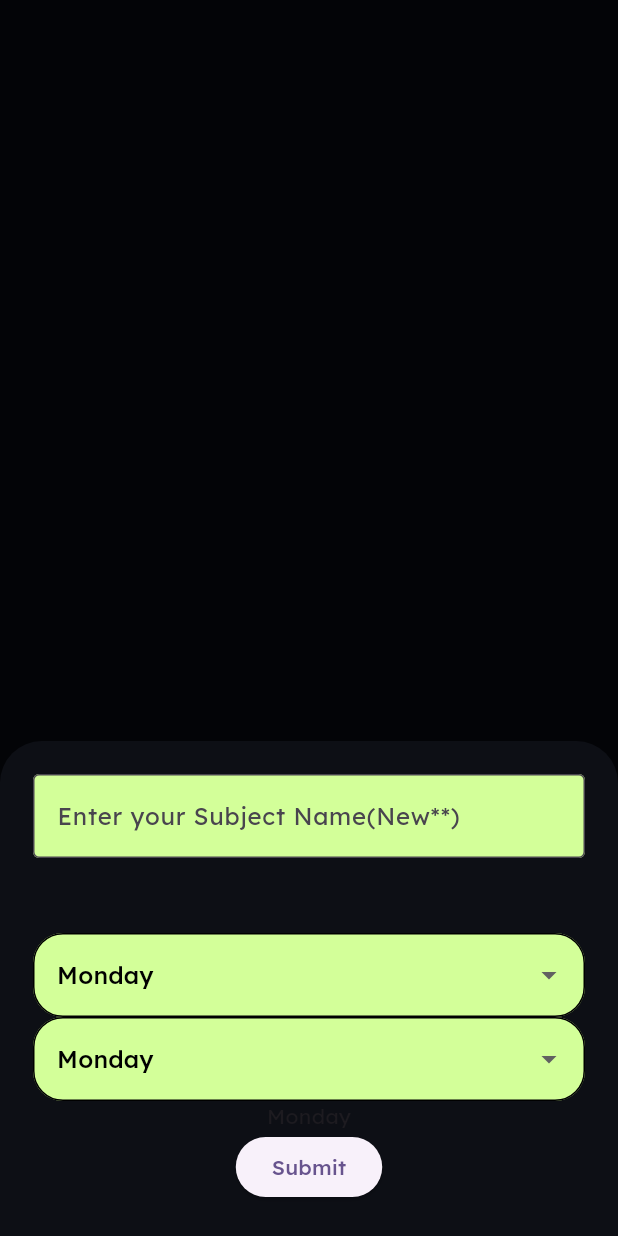
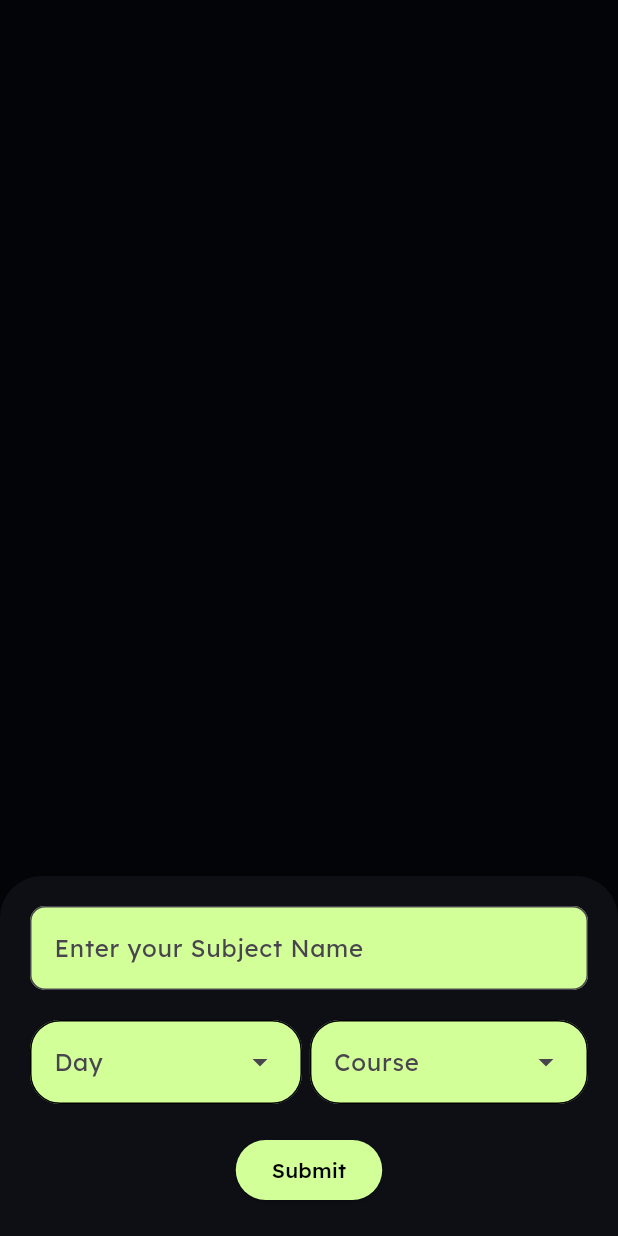
Before and after one commit to Bunk-Mate/Mobile-App, a Flutter app: the Navigation screen opened by its route, item 3 of the bottom bar chosen, after a tap on the "add" icon, on a phone screen of 412 x 824 dp. Run offline on Flutter 3.47's test engine with Material 3 defaults, Android fonts, the phone set to English and light mode, and no system bars; drawn by our look-alikes of google_nav_bar; our stand-ins replace date_field, fl_chart, flutter_secure_storage, line_icons, syncfusion_flutter_charts; missing offline and left inert: side_sheet, simple_drawer; accounts and stored records are empty; network calls fail.

Commit message:
feat: added schedule add

```diff
--- a/lib/TimeTableEntry.dart
+++ b/lib/TimeTableEntry.dart
@@ -9,23 +9,18 @@ import 'package:flutter_secure_storage/flutter_secure_storage.dart';
 import 'package:http/http.dart' as http;
 import 'package:line_icons/line_icon.dart';
 
-List<String> days = [
-  "Monday",
-  "Tuesday",
-  "Wednesday",
-  "Thursday",
-  "Friday",
-  "Saturday",
-  "Sunday"
-];
-String currentDay = days[0];
+Map<int, String> days = {
+  1: "Monday",
+  2: "Tuesday",
+  3: "Wednesday",
+  4: "Thursday",
+  5: "Friday",
+};
 const List<String> list = <String>['One', 'Two', 'Three', 'Four'];
 
 class TimeTableEntry extends StatefulWidget {
-  const TimeTableEntry({super.key});
-
   @override
-  State<TimeTableEntry> createState() => _TimeTableEntryState();
+  State<TimeTableEntry> createState() => TimeTableEntryState();
 }
 
 List<IconData> subjectIcons = [
@@ -81,7 +76,7 @@ List<IconData> subjectIcons = [
   Icons.local_dining,
 ];
 
-class _TimeTableEntryState extends State<TimeTableEntry> {
+class TimeTableEntryState extends State<TimeTableEntry> {
   Future<void> showAlert() async {
     showDialog(
         context: context,
@@ -100,38 +95,8 @@ class _TimeTableEntryState extends State<TimeTableEntry> {
         });
   }
 
-  Map<String, dynamic> schedule = {
-    // "monday": [
-    //   {"url": "http://127.0.0.1:8000/schedule/440", "name": "geometry"},
-    //   {"url": "http://127.0.0.1:8000/schedule/425", "name": "maths"},
-    //   {"url": "http://127.0.0.1:8000/schedule/434", "name": "algebra"},
-    //   {"url": "http://127.0.0.1:8000/schedule/443", "name": "calculus"},
-    // ],
-    // "tuesday": [
-    //   {"url": "http://127.0.0.1:8000/schedule/435", "name": "literature"},
-    //   {"url": "http://127.0.0.1:8000/schedule/426", "name": "English"},
-    //   {"url": "http://127.0.0.1:8000/schedule/427", "name": "English"},
-    //   {"url": "http://127.0.0.1:8000/schedule/436", "name": "literature"}
-    // ],
-    // "wednesday": [
-    //   {"url": "http://127.0.0.1:8000/schedule/441", "name": "world history"},
-    //   {"url": "http://127.0.0.1:8000/schedule/444", "name": "US history"},
-    //   {"url": "http://127.0.0.1:8000/schedule/428", "name": "history"},
-    //   {"url": "http://127.0.0.1:8000/schedule/437", "name": "geography"}
-    // ],
-    // "thursday": [
-    //   {"url": "http://127.0.0.1:8000/schedule/429", "name": "chemistry"},
-    //   {"url": "http://127.0.0.1:8000/schedule/438", "name": "biology"},
-    //   {"url": "http://127.0.0.1:8000/schedule/430", "name": "chemistry"},
-    //   {"url": "http://127.0.0.1:8000/schedule/432", "name": "physics"}
-    // ],
-    // "friday": [
-    //   {"url": "http://127.0.0.1:8000/schedule/439", "name": "computer science"},
-    //   {"url": "http://127.0.0.1:8000/schedule/431", "name": "physics"},
-    //   {"url": "http://127.0.0.1:8000/schedule/433", "name": "physics"},
-    //   {"url": "http://127.0.0.1:8000/schedule/442", "name": "art"}
-    // ]
-  };
+  List<dynamic> courses = [];
+  Map<String, dynamic> schedule = {};
   final storage = FlutterSecureStorage();
   Future<String> getToken() async {
     dynamic token = await storage.read(key: 'token');
@@ -152,10 +117,27 @@ class _TimeTableEntryState extends State<TimeTableEntry> {
       setState(() {
         schedule = jsonDecode(response.body);
       });
-      print(schedule);
-      getList();
+      getScheduleList();
     } else {
       throw Exception('Failed to retrieve schedule');
+    }
+  }
+
+  void getCourses() async {
+    final response = await http.get(
+      Uri.parse(apiUrl + '/courses'),
+      headers: {
+        HttpHeaders.authorizationHeader: "Token ${await getToken()}",
+      },
+    );
+    if (response.statusCode == 200) {
+      setState(() {
+        courses = jsonDecode(response.body);
+      });
+      print(
+          "= = = === === = ==  COURSES HAVE BEEN UPDATED! =  ===== = == == == ");
+    } else {
+      throw Exception('Failed to retrieve courses');
     }
   }
 
@@ -167,14 +149,14 @@ class _TimeTableEntryState extends State<TimeTableEntry> {
       },
     );
     if (response.statusCode == 200) {
-      print("It works");
     } else {
       throw Exception('Failed to retrieve statistics');
     }
   }
 
   List<Map<String, dynamic>> schedule_list = [];
-  void getList() {
+  void getScheduleList() {
+    schedule_list.clear();
     schedule.forEach((key, value) {
       schedule_list.add({key: value});
     });
@@ -182,10 +164,8 @@ class _TimeTableEntryState extends State<TimeTableEntry> {
 
   @override
   void initState() {
-    currentDay = days[0];
     getSchedule();
-
-    print(schedule);
+    getCourses();
     super.initState();
   }
 
@@ -197,115 +177,240 @@ class _TimeTableEntryState extends State<TimeTableEntry> {
     }
 
     void _settingModalBottomSheet(context) {
+      late int _day;
+      String _course = "Course";
+      late String _scheduleUrl;
+      bool _useCourseDropDown = true;
+      TextEditingController _courseTextFieldController =
+          TextEditingController();
+
+      void activateDropDown() {
+        setState(() {
+          _useCourseDropDown = true;
+        });
+      }
+
+      void clearDropDown() {
+        setState(() {
+          _useCourseDropDown = false;
+        });
+      }
+
+      void addSchedule() async {
+        final response = await http.post(
+          Uri.parse(_scheduleUrl),
+          headers: {
+            HttpHeaders.authorizationHeader: "Token ${await getToken()}",
+            HttpHeaders.contentTypeHeader: "application/json"
+          },
+          body: jsonEncode({"day_of_week": _day}),
+        );
+        if (response.statusCode == 201) {
+          Navigator.pop(context);
+          getSchedule();
+          // Signal updates on navigation
+          statusUpdate = true;
+          statsUpdate = true;
+          ScaffoldMessenger.of(context).showSnackBar(
+            const SnackBar(
+              content: Text("Schedule has been added for pre-existing course!"),
+            ),
+          );
+        } else {
+          print(response.body);
+          print(response.statusCode);
+          Navigator.pop(context);
+          ScaffoldMessenger.of(context).showSnackBar(
+            const SnackBar(
+              content: Text("Failed to add Schedule"),
+            ),
+          );
+          throw Exception('Failed to add schedule for pre-existing course');
+        }
+      }
+
+      void addCourse() async {
+        final response = await http.post(
+          Uri.parse(apiUrl + "/courses"),
+          headers: {
+            HttpHeaders.authorizationHeader: "Token ${await getToken()}",
+            HttpHeaders.contentTypeHeader: "application/json"
+          },
+          body: jsonEncode(
+            {
+              "name": _course,
+              "schedules": {"day_of_week": _day},
+            },
+          ),
+        );
+        if (response.statusCode == 201) {
+          Navigator.pop(context);
+          getSchedule();
+          statusUpdate = true;
+          statsUpdate = true;
+          ScaffoldMessenger.of(context).showSnackBar(
+            const SnackBar(
+              content: Text("Course had been added!"),
+            ),
+          );
+        } else {
+          print(response.body);
+          print(response.statusCode);
+          Navigator.pop(context);
+          ScaffoldMessenger.of(context).showSnackBar(
+            const SnackBar(
+              content: Text("Failed to add course!"),
+            ),
+          );
+          throw Exception('Failed to add course!');
+        }
+      }
+
+      void submit() {
+        // If course already exists, just add a new schedule
+        if (_useCourseDropDown) {
+          addSchedule();
+        } else {
+          addCourse();
+        }
+        // _courseTextFieldController.dispose();
+      }
+
       showModalBottomSheet(
         backgroundColor: Color.fromARGB(255, 13, 15, 21),
         context: context,
         builder: (BuildContext bc) {
           return Padding(
-                padding: const EdgeInsets.all(12),
-                child: Padding(
-                  padding: EdgeInsets.all(10),
-                  child: Container(
-                    child: Wrap(
+            padding: EdgeInsets.all(20),
+            child: Column(
+              mainAxisSize: MainAxisSize.min,
               children: <Widget>[
                 TextField(
+                  controller: _courseTextFieldController,
+                  onChanged: (courseName) {
+                    if (courseName.isEmpty) {
+                      _course = "Course";
+                      activateDropDown();
+                    } else {
+                      _course = courseName;
+                      clearDropDown();
+                    }
+                  },
                   decoration: InputDecoration(
                     filled: true,
                     fillColor: Color.fromARGB(255, 211, 255, 153),
-                            border: OutlineInputBorder(),
-                            hintText: 'Enter your Subject Name(New**)',
+                    border: OutlineInputBorder(
+                        borderRadius: BorderRadius.circular(10)),
+                    hintText: 'Enter your Subject Name',
                   ),
                 ),
-                        SizedBox(
-                          width: 25,
-                          height: 25,
-                        ),
-                        Center(
-                          child: Column(
-                            mainAxisAlignment: MainAxisAlignment.spaceEvenly,
+                const SizedBox(height: 20),
+                Row(
+                  mainAxisAlignment: MainAxisAlignment.spaceBetween,
                   children: [
-                              SizedBox(
-                                width: 25,
-                                height: 25,
-                              ),
-                              DropdownButtonFormField<String>(
-
-                                decoration: InputDecoration(
+                    DropdownMenu<int>(
+                      inputDecorationTheme: InputDecorationTheme(
                           border: OutlineInputBorder(
                             borderRadius: BorderRadius.circular(20),
                           ),
-                                    fillColor:
-                                        Color.fromARGB(255, 211, 255, 153),
-                                    filled: true,
-                                    enabledBorder: OutlineInputBorder(
-                                        borderRadius:
-                                            BorderRadius.circular(20))),
-                                isExpanded: true,
-                                value: currentDay,
-                                items: days.map((String e) {
-                                  return DropdownMenuItem<String>(
-                                    value: e,
-                                    child: Text(
-                                      e,
-                                      style: TextStyle(color: Colors.black),
-                                    ),
-                                  );
-                                }).toList(),
-                                onChanged: (String? value) {
-                                  if (value != null) {
-                                    setState(() {
-                                      currentDay = value;
-                                    });
-                                  }
-                                },
-                              ),
-                            ],
-                          ),
-                        ),
-
-                        Center(
-                            child: Column(
-
-                          mainAxisAlignment: MainAxisAlignment.spaceEvenly,
-                          children: [
-                            DropdownButtonFormField<String>(
-                              decoration: InputDecoration(
                           fillColor: Color.fromARGB(255, 211, 255, 153),
                           filled: true,
                           enabledBorder: OutlineInputBorder(
                               borderRadius: BorderRadius.circular(20))),
-                              isExpanded: true,
-                              value: currentDay,
-                              items: days.map((String e) {
-                                return DropdownMenuItem<String>(
-                                  value: e,
-                                  child: Text(
-                                    e,
-                                    style: TextStyle(color: Colors.black),
+                      hintText: "Day",
+                      onSelected: (day) {
+                        _day = day!;
+                      },
+                      dropdownMenuEntries: days.entries.map(
+                        (day) {
+                          return DropdownMenuEntry<int>(
+                            value: day.key,
+                            label: day.value,
+                          );
+                        },
+                      ).toList(),
+                    ),
+                    DropdownMenu<String>(
+                      width: MediaQuery.of(context).size.width * 0.45,
+                      inputDecorationTheme: InputDecorationTheme(
+                          border: OutlineInputBorder(
+                            borderRadius: BorderRadius.circular(20),
+                          ),
+                          fillColor: Color.fromARGB(255, 211, 255, 153),
+                          filled: true,
+                          enabledBorder: OutlineInputBorder(
+                              borderRadius: BorderRadius.circular(20))),
+                      initialSelection:
+                          _useCourseDropDown ? null : "New Course",
+                      hintText: "Course",
+                      onSelected: (scheduleUrl) {
+                        _courseTextFieldController.clear();
+                        activateDropDown();
+                        _scheduleUrl = scheduleUrl!;
+                      },
+                      dropdownMenuEntries: _useCourseDropDown
+                          ? courses.map(
+                              (course) {
+                                String courseName = course["name"]!;
+                                return DropdownMenuEntry<String>(
+                                  value: course["schedules_url"]!,
+                                  label: courseName,
+                                  labelWidget: Text(
+                                    courseName,
+                                    overflow: TextOverflow.ellipsis,
                                   ),
                                 );
-                              }).toList(),
-                              onChanged: (String? value) {
-                                if (value != null) {
-                                  setState(() {
-                                    currentDay = value;
-                                  });
-                                }
                               },
+                            ).toList()
+                          : courses.map(
+                                (course) {
+                                  String courseName = course["name"]!;
+                                  return DropdownMenuEntry<String>(
+                                    value: course["schedules_url"]!,
+                                    label: courseName,
+                                    labelWidget: Text(
+                                      courseName,
+                                      overflow: TextOverflow.ellipsis,
                                     ),
-                            Text(currentDay),
-                            ElevatedButton(
-                                onPressed: () {}, child: Text("Submit"))
-                          ],
-                        )),
+                                  );
+                                },
+                              ).toList() +
+                              [
+                                const DropdownMenuEntry(
+                                  value: "New Course",
+                                  label: "New Course",
+                                )
                               ],
                     ),
+                  ],
                 ),
-                ));
-          });
+                const SizedBox(
+                  height: 20,
+                ),
+                Center(
+                    child: ElevatedButton(
+                        style: ElevatedButton.styleFrom(
+                          backgroundColor: Color.fromARGB(255, 211, 255, 153),
+                          foregroundColor: Colors.black,
+                        ),
+                        onPressed: submit,
+                        child: Text("Submit"))),
+              ],
+            ),
+          );
+        },
+      );
     }
 
     return Scaffold(
+        floatingActionButton: FloatingActionButton(
+          onPressed: () {
+            _settingModalBottomSheet(context);
+          },
+          backgroundColor: Color.fromARGB(255, 211, 255, 153),
+          child: Icon(Icons.add),
+        ),
+        floatingActionButtonLocation: FloatingActionButtonLocation.endFloat,
         backgroundColor: Color.fromARGB(255, 7, 9, 15),
         body: Center(
           child: SafeArea(
@@ -361,15 +466,6 @@ class _TimeTableEntryState extends State<TimeTableEntry> {
                   );
                 },
               )),
-              Align(
-                  alignment: Alignment.bottomRight,
-                  child: FloatingActionButton(
-                      onPressed: () {
-                        _settingModalBottomSheet(context);
-                      },
-                      mini: true,
-                      child: Icon(Icons.add),
-                      shape: CircleBorder()))
             ],
           )),
         ));
--- a/lib/global.dart
+++ b/lib/global.dart
@@ -1,11 +1,10 @@
-
 import 'package:flutter/material.dart';
 
-String apiUrl =
-    "http://192.168.80.120:8000";
-
+String apiUrl = "https://attendencebackend.azurewebsites.net";
+bool statsUpdate = false;
+bool statusUpdate = false;
 
 class ObserverUtils {
-static final RouteObserver<PageRoute> routeObserver =
+  static final RouteObserver<PageRoute> routeObserver =
       RouteObserver<PageRoute>();
 }
--- a/lib/homepage.dart
+++ b/lib/homepage.dart
@@ -21,9 +21,6 @@ extension StringCasingExtension on String {
       .map((str) => str.toCapitalized())
       .join(' ');
 }
-
-
-
 
 List<IconData> subjectIcons = [
   Icons.school,
@@ -124,7 +121,7 @@ class MyWidgetState extends State<MyWidget> {
       setState(() {
         stats = jsonDecode(response.body);
       });
-      print(stats);
+      statsUpdate = false;
     } else {
       throw Exception('Failed to retrieve statistics');
     }
@@ -138,7 +135,6 @@ class MyWidgetState extends State<MyWidget> {
       },
     );
     if (response.statusCode == 200) {
-      print("It works");
     } else {
       throw Exception('Failed to retrieve statistics');
     }
--- a/lib/navigator.dart
+++ b/lib/navigator.dart
@@ -22,7 +22,8 @@ class Navigation extends StatefulWidget {
 }
 
 class _NavigationState extends State<Navigation> {
-  GlobalKey<MyWidgetState> _childKey = GlobalKey();
+  GlobalKey<MyWidgetState> _statsGlobalKey = GlobalKey();
+  GlobalKey<TimeTableState> _statusGlobalKey = GlobalKey();
   int currentIndex = 0;
 
   static const TextStyle optionStyle =
@@ -34,7 +35,8 @@ class _NavigationState extends State<Navigation> {
       },
     );
     SimpleDrawer.activate("bottom");
-    _childKey.currentState?.getStats();
+    if (statsUpdate) _statsGlobalKey.currentState?.getStats();
+    if (statusUpdate) _statusGlobalKey.currentState?.getStatus();
   }
 
   @override
@@ -55,8 +57,8 @@ class _NavigationState extends State<Navigation> {
       id: "bottom",
     );
     List<Widget> _children = <Widget>[
-      MyWidget(key: _childKey),
-      TimeTable(),
+      MyWidget(key: _statsGlobalKey),
+      TimeTable(key: _statusGlobalKey),
       TimeTableEntry(),
     ];
 
@@ -65,7 +67,6 @@ class _NavigationState extends State<Navigation> {
         children: _children,
         index: currentIndex,
       ),
-
       bottomNavigationBar: Stack(
         children: [
           Container(
--- a/lib/subject.dart
+++ b/lib/subject.dart
@@ -15,6 +15,7 @@ Future<void> getStatus() async {
 }
 
 class TimeTable extends StatefulWidget {
+  TimeTable({required Key key}) : super(key: key);
   @override
   State<TimeTable> createState() => TimeTableState();
 }
@@ -27,7 +28,6 @@ class TimeTableState extends State<TimeTable> with RouteAware {
   void initState() {
     super.initState();
     getStatus();
-    print('init state called');
   }
 
   Future<String> getToken() async {
@@ -54,7 +54,7 @@ class TimeTableState extends State<TimeTable> with RouteAware {
       setState(() {
         courses = jsonDecode(response.body);
       });
-      print(courses);
+      statusUpdate = false;
     } else {
       print(response.body);
       throw Exception('Failed to retrieve status');
@@ -73,11 +73,11 @@ class TimeTableState extends State<TimeTable> with RouteAware {
     );
     if (response.statusCode == 200) {
       getStatus();
-      print(status);
+      // Signal the statistics page to update on navigation
+      statsUpdate = true;
     } else {
       print(response.body);
       print(response.statusCode);
-      print(url);
       throw Exception('Failed to update status');
     }
   }
```
Also changed, not shown: lib/timetable.dart (+6 -4 lines), 1 other file. Lines whose indentation alone changed are shown as unchanged.
